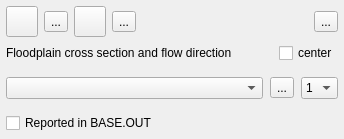
Qt form flo2d/ui/fpxsec_editor.ui (FLO-2DSoftware/qgis-flo-2d-plugin) before a commit.
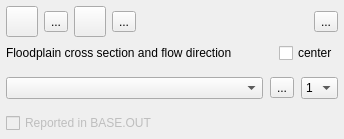
The same form after that commit. Icons and pictures are not drawn.

Commit message: Changed NXPRT parameter behaviour.

```diff
--- a/flo2d/ui/fpxsec_editor.ui
+++ b/flo2d/ui/fpxsec_editor.ui
@@ -336,6 +336,9 @@
     <layout class="QHBoxLayout" name="horizontalLayout_2">
      <item>
       <widget class="QCheckBox" name="report_chbox">
+       <property name="enabled">
+        <bool>false</bool>
+       </property>
        <property name="text">
         <string>Reported in BASE.OUT</string>
        </property>
```
The commit also changes 1 other file.
